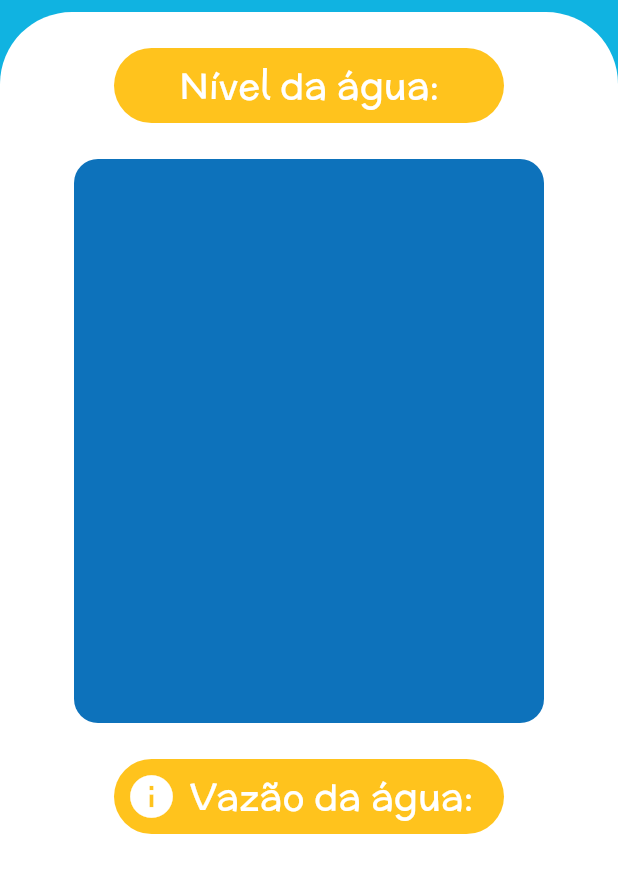
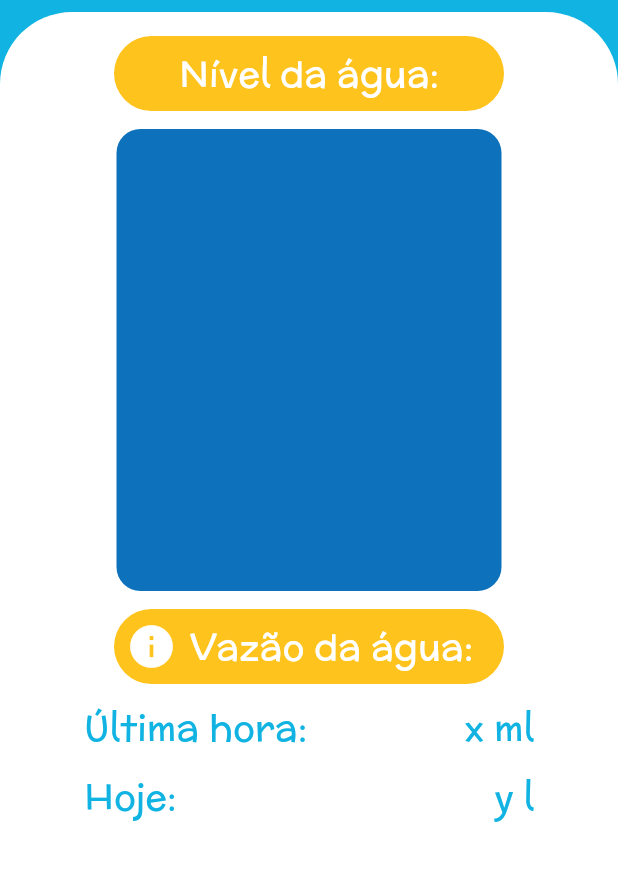
Before and after one commit to LobsLAF/waterwall, a Flutter app: the screen it shows after launch, on a phone screen of 412 x 824 dp, the part 366-1236 px from its top. Run offline on Flutter 3.47's test engine with Material 3 defaults, Android fonts, the phone set to English and light mode, and no system bars.

Commit message:
Tela inicial prototipada
Elementos estão no lugar, mas não há nenhuma funcionalidade ainda

```diff
--- a/lib/Layout/Screens/app_screen.dart
+++ b/lib/Layout/Screens/app_screen.dart
@@ -48,10 +48,12 @@ class AppScreen extends StatelessWidget {
                       ),
                     ),
                     child: Column(
+                      mainAxisAlignment: MainAxisAlignment.spaceEvenly,
                       children: [
                         Padding(
-                          padding: const EdgeInsets.all(
-                              AppScreen.drawerBorderRadius / 2),
+                          padding: const EdgeInsets.only(
+                              top: AppScreen.drawerBorderRadius / 3,
+                              bottom: 12),
                           child: Container(
                             height: 50,
                             width: 260,
@@ -76,7 +78,8 @@ class AppScreen extends StatelessWidget {
                         ),
                         Padding(
                           padding: const EdgeInsets.all(
-                              AppScreen.drawerBorderRadius / 2),
+                            12,
+                          ),
                           child: Container(
                             height: 50,
                             width: 260,
@@ -98,6 +101,61 @@ class AppScreen extends StatelessWidget {
                             ),
                           ),
                         ),
+                        const Padding(
+                          padding: EdgeInsets.only(bottom: 32),
+                          child: SizedBox(
+                            width: 300,
+                            height: 80,
+                            child: Row(
+                              children: [
+                                Expanded(
+                                  flex: 3,
+                                  child: Column(
+                                    mainAxisAlignment:
+                                        MainAxisAlignment.spaceBetween,
+                                    crossAxisAlignment:
+                                        CrossAxisAlignment.start,
+                                    children: [
+                                      Text(
+                                        "Última hora:",
+                                        style: TextStyle(
+                                          color: ColorData.blue,
+                                        ),
+                                      ),
+                                      Text(
+                                        "Hoje:",
+                                        style: TextStyle(
+                                          color: ColorData.blue,
+                                        ),
+                                      )
+                                    ],
+                                  ),
+                                ),
+                                Expanded(
+                                  flex: 2,
+                                  child: Column(
+                                    mainAxisAlignment: MainAxisAlignment.spaceBetween,
+                                    crossAxisAlignment: CrossAxisAlignment.end,
+                                    children: [
+                                      Text(
+                                        "x ml",
+                                        style: TextStyle(
+                                          color: ColorData.blue,
+                                        ),
+                                      ),
+                                      Text(
+                                        "y l",
+                                        style: TextStyle(
+                                          color: ColorData.blue,
+                                        ),
+                                      )
+                                    ],
+                                  ),
+                                )
+                              ],
+                            ),
+                          ),
+                        )
                       ],
                     ),
                   ),
```
